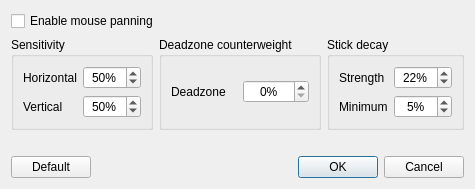
Before: the Qt Designer form src/yuzu/configuration/configure_mouse_panning.ui in Melos555/eden-kledd, drawn with Qt 5.
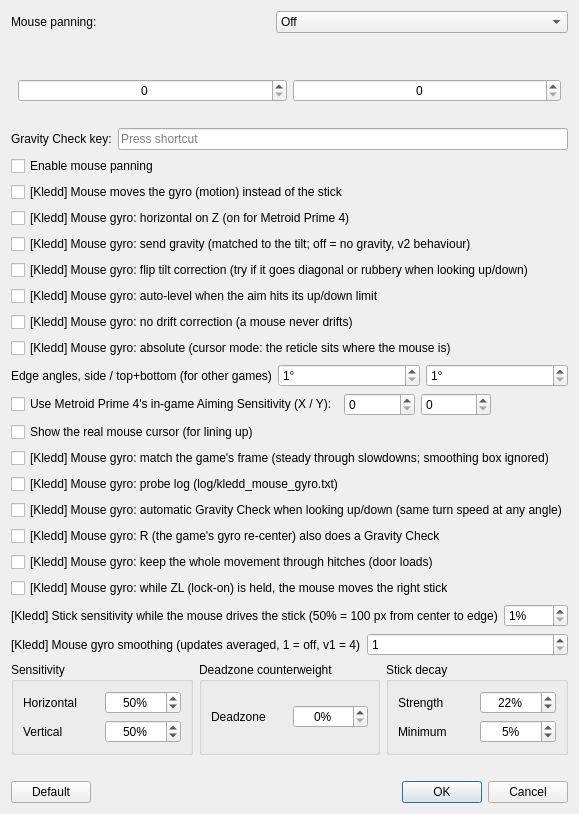
After: the same form once the commit is applied.

Commit message: Eden Kledd mouse gyro on master + Nomad

What changed in the file:
```diff
--- a/src/yuzu/configuration/configure_mouse_panning.ui
+++ b/src/yuzu/configuration/configure_mouse_panning.ui
@@ -6,6 +6,99 @@
    <string>Configure mouse panning</string>
   </property>
   <layout class="QVBoxLayout">
+   <item>
+    <layout class="QHBoxLayout">
+     <item>
+      <widget class="QLabel" name="kledd_mode_label">
+       <property name="text">
+        <string>Mouse panning:</string>
+       </property>
+      </widget>
+     </item>
+     <item>
+      <widget class="QComboBox" name="kledd_mode">
+       <property name="toolTip">
+        <string>Off: the mouse doesn't move anything in the game.
+Mouse to camera: the mouse turns an imaginary motion controller (mouse look). Needs Motion 1 bound to the mouse.
+Mouse to cursor: the mouse's spot on the screen is where the controller points (pointer/cursor schemes). Needs Motion 1 bound to the mouse.
+Ctrl + F9 frees / captures the mouse.</string>
+       </property>
+       <item><property name="text"><string>Off</string></property></item>
+       <item><property name="text"><string>Mouse to camera (gyro, mouse look)</string></property></item>
+       <item><property name="text"><string>Mouse to cursor (gyro, reticle follows the mouse)</string></property></item>
+      </widget>
+     </item>
+    </layout>
+   </item>
+   <item>
+    <widget class="QLabel" name="kledd_question">
+     <property name="alignment"><set>Qt::AlignCenter</set></property>
+    </widget>
+   </item>
+   <item>
+    <layout class="QHBoxLayout">
+     <item>
+      <spacer name="kledd_boxes_left">
+       <property name="orientation"><enum>Qt::Horizontal</enum></property>
+      </spacer>
+     </item>
+     <item>
+      <layout class="QVBoxLayout">
+       <item>
+        <widget class="QLabel" name="kledd_box_x_label">
+         <property name="alignment"><set>Qt::AlignCenter</set></property>
+        </widget>
+       </item>
+       <item>
+        <widget class="QSpinBox" name="kledd_box_x">
+         <property name="alignment"><set>Qt::AlignCenter</set></property>
+        </widget>
+       </item>
+      </layout>
+     </item>
+     <item>
+      <layout class="QVBoxLayout">
+       <item>
+        <widget class="QLabel" name="kledd_box_y_label">
+         <property name="alignment"><set>Qt::AlignCenter</set></property>
+        </widget>
+       </item>
+       <item>
+        <widget class="QSpinBox" name="kledd_box_y">
+         <property name="alignment"><set>Qt::AlignCenter</set></property>
+        </widget>
+       </item>
+      </layout>
+     </item>
+     <item>
+      <spacer name="kledd_boxes_right">
+       <property name="orientation"><enum>Qt::Horizontal</enum></property>
+      </spacer>
+     </item>
+    </layout>
+   </item>
+   <item>
+    <widget class="QLabel" name="kledd_box_hint">
+     <property name="alignment"><set>Qt::AlignCenter</set></property>
+    </widget>
+   </item>
+   <item>
+    <layout class="QHBoxLayout">
+     <item>
+      <widget class="QLabel" name="kledd_gravity_key_label">
+       <property name="text">
+        <string>Gravity Check key:</string>
+       </property>
+       <property name="toolTip">
+        <string>Levels the imaginary controller and puts the mouse back in the center. Same hotkey as "[Kledd] Gravity Check" in Settings &gt; Hotkeys. Click the box, then press the key.</string>
+       </property>
+      </widget>
+     </item>
+     <item>
+      <widget class="QKeySequenceEdit" name="kledd_gravity_key"/>
+     </item>
+    </layout>
+   </item>
    <item>
     <widget class="QCheckBox" name="enable">
      <property name="text">
@@ -16,6 +109,234 @@
      </property>
     </widget>
    </item>
+   <item>
+    <widget class="QCheckBox" name="kledd_mouse_gyro">
+     <property name="text">
+      <string>[Kledd] Mouse moves the gyro (motion) instead of the stick</string>
+     </property>
+     <property name="toolTip">
+      <string>Needs mouse panning enabled and Motion bound to the mouse (Motion 1 &gt; click/move the mouse). Mouse movement becomes controller rotation; stopping the mouse stops the aim. Sensitivity below scales it.</string>
+     </property>
+    </widget>
+   </item>
+   <item>
+    <widget class="QCheckBox" name="kledd_mouse_gyro_yaw_z">
+     <property name="text">
+      <string>[Kledd] Mouse gyro: horizontal on Z (on for Metroid Prime 4)</string>
+     </property>
+    </widget>
+   </item>
+   <item>
+    <widget class="QCheckBox" name="kledd_mouse_gyro_gravity">
+     <property name="text">
+      <string>[Kledd] Mouse gyro: send gravity (matched to the tilt; off = no gravity, v2 behaviour)</string>
+     </property>
+    </widget>
+   </item>
+   <item>
+    <widget class="QCheckBox" name="kledd_mouse_gyro_tilt_flip">
+     <property name="text">
+      <string>[Kledd] Mouse gyro: flip tilt correction (try if it goes diagonal or rubbery when looking up/down)</string>
+     </property>
+    </widget>
+   </item>
+   <item>
+    <widget class="QCheckBox" name="kledd_mouse_gyro_auto_level">
+     <property name="text">
+      <string>[Kledd] Mouse gyro: auto-level when the aim hits its up/down limit</string>
+     </property>
+     <property name="toolTip">
+      <string>When the imaginary controller is pushed into its up/down limit, Eden re-syncs its motion sensor with it (like a quick Gravity Check). The [Kledd] Gravity Check hotkey does the same by hand.</string>
+     </property>
+    </widget>
+   </item>
+   <item>
+    <widget class="QCheckBox" name="kledd_mouse_gyro_no_fusion">
+     <property name="text">
+      <string>[Kledd] Mouse gyro: no drift correction (a mouse never drifts)</string>
+     </property>
+     <property name="toolTip">
+      <string>Skips Eden&apos;s gyro drift learning and gravity correction for mouse motion. Try it with gravity on if circles feel polygonal.</string>
+     </property>
+    </widget>
+   </item>
+   <item>
+    <widget class="QCheckBox" name="kledd_mouse_gyro_absolute">
+     <property name="text">
+      <string>[Kledd] Mouse gyro: absolute (cursor mode: the reticle sits where the mouse is)</string>
+     </property>
+     <property name="toolTip">
+      <string>For the cursor/pointer control scheme. The mouse's position in the game window sets where the controller points (center = straight ahead, edges = the calibration angles below). Leave it off for the camera control scheme (mouse look).</string>
+     </property>
+    </widget>
+   </item>
+   <item>
+    <layout class="QHBoxLayout">
+     <item>
+      <widget class="QLabel" name="kledd_abs_range_label">
+       <property name="text">
+        <string>Edge angles, side / top+bottom (for other games)</string>
+       </property>
+      </widget>
+     </item>
+     <item>
+      <widget class="QSpinBox" name="kledd_mouse_gyro_abs_range_x">
+       <property name="minimum"><number>1</number></property>
+       <property name="maximum"><number>90</number></property>
+       <property name="suffix"><string>°</string></property>
+      </widget>
+     </item>
+     <item>
+      <widget class="QSpinBox" name="kledd_mouse_gyro_abs_range_y">
+       <property name="minimum"><number>1</number></property>
+       <property name="maximum"><number>75</number></property>
+       <property name="suffix"><string>°</string></property>
+      </widget>
+     </item>
+    </layout>
+   </item>
+   <item>
+    <layout class="QHBoxLayout">
+     <item>
+      <widget class="QCheckBox" name="kledd_mouse_gyro_abs_from_game">
+       <property name="text">
+        <string>Use Metroid Prime 4's in-game Aiming Sensitivity (X / Y):</string>
+       </property>
+       <property name="toolTip">
+        <string>Type the Aiming Sensitivity X and Y from the game's Cursor settings, and Eden works out the edge angles itself (no calibration needed, with decimals): degrees = 692 / (sensitivity + 11.5). The degree boxes above are ignored while this is on.</string>
+       </property>
+      </widget>
+     </item>
+     <item>
+      <widget class="QSpinBox" name="kledd_mouse_gyro_game_sens_x">
+       <property name="minimum"><number>0</number></property>
+       <property name="maximum"><number>100</number></property>
+      </widget>
+     </item>
+     <item>
+      <widget class="QSpinBox" name="kledd_mouse_gyro_game_sens_y">
+       <property name="minimum"><number>0</number></property>
+       <property name="maximum"><number>100</number></property>
+      </widget>
+     </item>
+     <item>
+      <widget class="QLabel" name="kledd_game_sens_result"/>
+     </item>
+    </layout>
+   </item>
+   <item>
+    <widget class="QCheckBox" name="kledd_mouse_gyro_abs_show_cursor">
+     <property name="text">
+      <string>Show the real mouse cursor (for lining up)</string>
+     </property>
+     <property name="toolTip">
+      <string>Shows the Windows cursor so you can line the reticle up under it: raise a degree value if the reticle stops short of the cursor near the edges, lower it if the reticle runs ahead of it.</string>
+     </property>
+    </widget>
+   </item>
+   <item>
+    <widget class="QCheckBox" name="kledd_mouse_gyro_frame_avg">
+     <property name="text">
+      <string>[Kledd] Mouse gyro: match the game's frame (steady through slowdowns; smoothing box ignored)</string>
+     </property>
+     <property name="toolTip">
+      <string>The game reads the gyro once per frame and multiplies it by the frame time. With this on, Eden reports the mouse speed averaged over that same frame, so a hitch gets your whole hand movement instead of a 5 ms snapshot of it (no flying away, nothing lost).</string>
+     </property>
+    </widget>
+   </item>
+   <item>
+    <widget class="QCheckBox" name="kledd_mouse_gyro_probe">
+     <property name="text">
+      <string>[Kledd] Mouse gyro: probe log (log/kledd_mouse_gyro.txt)</string>
+     </property>
+     <property name="toolTip">
+      <string>Writes what the mouse sends and what Eden&apos;s motion sensor thinks, 10 times a second, plus events (wall, auto-level, Gravity Check). Watch it live with Gyro Watch. For debugging only.</string>
+     </property>
+    </widget>
+   </item>
+   <item>
+    <widget class="QCheckBox" name="kledd_mouse_gyro_tilt_resync">
+     <property name="text">
+      <string>[Kledd] Mouse gyro: automatic Gravity Check when looking up/down (same turn speed at any angle)</string>
+     </property>
+     <property name="toolTip">
+      <string>With gravity off, the game only learns how far the controller is tilted at a Gravity Check, and turns get weaker the further you look up or down from that angle (a 180 looking up becomes about 90). This re-syncs automatically every time the up/down aim has moved 5 degrees. Does nothing while &quot;send gravity&quot; is on.</string>
+     </property>
+    </widget>
+   </item>
+   <item>
+    <widget class="QCheckBox" name="kledd_mouse_gyro_r_recenter">
+     <property name="text">
+      <string>[Kledd] Mouse gyro: R (the game&apos;s gyro re-center) also does a Gravity Check</string>
+     </property>
+     <property name="toolTip">
+      <string>Metroid Prime 4 re-centers its reticle when you press R, but it doesn&apos;t know about the mouse, so in cursor mode the two drift apart. With this on, pressing R also puts the mouse and the imaginary controller back in the center (same as the Gravity Check hotkey). Turn it off for games where R does something else.</string>
+     </property>
+    </widget>
+   </item>
+   <item>
+    <widget class="QCheckBox" name="kledd_mouse_gyro_hitch_window">
+     <property name="text">
+      <string>[Kledd] Mouse gyro: keep the whole movement through hitches (door loads)</string>
+     </property>
+     <property name="toolTip">
+      <string>Eden turns your mouse movement into a gyro speed over the game's last frame. That window used to stop at 100 ms, so in a longer hitch (a door load) the start of your turn was lost: you aim for 10 cm and land at 8. With this on, the window follows frames up to 1 second, so the camera ends where your hand went.</string>
+     </property>
+    </widget>
+   </item>
+   <item>
+    <widget class="QCheckBox" name="kledd_mouse_gyro_zl_stick">
+     <property name="text">
+      <string>[Kledd] Mouse gyro: while ZL (lock-on) is held, the mouse moves the right stick</string>
+     </property>
+     <property name="toolTip">
+      <string>Camera mode only. Some games stop reading motion while locked on and only let the right stick nudge the aim (Metroid Prime 4&apos;s lock-on targets). While ZL is held, the mouse moves the right stick like a cursor inside the stick's circle: the stick goes where the mouse goes and stays there when the mouse stops. The gyro holds still meanwhile. Let go of ZL and the stick returns to center and the mouse is the gyro again. For the map and other screens that ignore motion, use the [Kledd] Mouse Drives the Stick hotkey.</string>
+     </property>
+    </widget>
+   </item>
+   <item>
+    <layout class="QHBoxLayout">
+     <item>
+      <widget class="QLabel" name="kledd_mouse_stick_sensitivity_label">
+       <property name="text">
+        <string>[Kledd] Stick sensitivity while the mouse drives the stick (50% = 100 px from center to edge)</string>
+       </property>
+      </widget>
+     </item>
+     <item>
+      <widget class="QSpinBox" name="kledd_mouse_stick_sensitivity">
+       <property name="minimum">
+        <number>1</number>
+       </property>
+       <property name="maximum">
+        <number>100</number>
+       </property>
+       <property name="suffix"><string>%</string></property>
+      </widget>
+     </item>
+    </layout>
+   </item>
+   <item>
+    <layout class="QHBoxLayout">
+     <item>
+      <widget class="QLabel" name="kledd_mouse_gyro_smoothing_label">
+       <property name="text">
+        <string>[Kledd] Mouse gyro smoothing (updates averaged, 1 = off, v1 = 4)</string>
+       </property>
+      </widget>
+     </item>
+     <item>
+      <widget class="QSpinBox" name="kledd_mouse_gyro_smoothing">
+       <property name="minimum">
+        <number>1</number>
+       </property>
+       <property name="maximum">
+        <number>8</number>
+       </property>
+      </widget>
+     </item>
+    </layout>
+   </item>
    <item>
     <layout class="QHBoxLayout">
      <item>
```
The commit also changes 22 other files.
